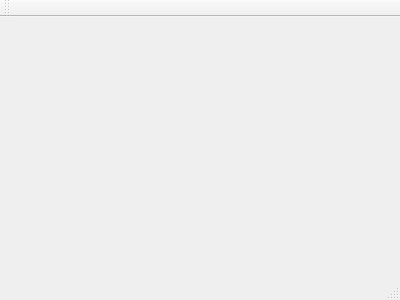
xidaozheng/juniorQT, file 07_QT_LoadView/07_QT_LoadView/mainwindow.ui: the form before one commit.
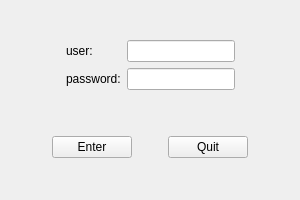
The form after the commit.

The edit to the form file:
```diff
--- a/07_QT_LoadView/07_QT_LoadView/mainwindow.ui
+++ b/07_QT_LoadView/07_QT_LoadView/mainwindow.ui
@@ -1,24 +1,188 @@
 <ui version="4.0">
  <class>MainWindow</class>
- <widget class="QMainWindow" name="MainWindow" >
-  <property name="geometry" >
+ <widget class="QMainWindow" name="MainWindow">
+  <property name="geometry">
    <rect>
     <x>0</x>
     <y>0</y>
-    <width>400</width>
-    <height>300</height>
+    <width>300</width>
+    <height>200</height>
    </rect>
   </property>
-  <property name="windowTitle" >
+  <property name="minimumSize">
+   <size>
+    <width>300</width>
+    <height>200</height>
+   </size>
+  </property>
+  <property name="maximumSize">
+   <size>
+    <width>300</width>
+    <height>200</height>
+   </size>
+  </property>
+  <property name="windowTitle">
    <string>MainWindow</string>
   </property>
-  <widget class="QMenuBar" name="menuBar" />
-  <widget class="QToolBar" name="mainToolBar" />
-  <widget class="QWidget" name="centralWidget" />
-  <widget class="QStatusBar" name="statusBar" />
+  <widget class="QWidget" name="centralWidget">
+   <layout class="QVBoxLayout" name="verticalLayout">
+    <item>
+     <widget class="QWidget" name="widget" native="true">
+      <property name="sizePolicy">
+       <sizepolicy hsizetype="Preferred" vsizetype="Fixed">
+        <horstretch>0</horstretch>
+        <verstretch>0</verstretch>
+       </sizepolicy>
+      </property>
+      <layout class="QGridLayout" name="gridLayout">
+       <item row="1" column="0">
+        <spacer name="horizontalSpacer_2">
+         <property name="orientation">
+          <enum>Qt::Horizontal</enum>
+         </property>
+         <property name="sizeHint" stdset="0">
+          <size>
+           <width>40</width>
+           <height>20</height>
+          </size>
+         </property>
+        </spacer>
+       </item>
+       <item row="0" column="0">
+        <spacer name="horizontalSpacer">
+         <property name="orientation">
+          <enum>Qt::Horizontal</enum>
+         </property>
+         <property name="sizeHint" stdset="0">
+          <size>
+           <width>40</width>
+           <height>20</height>
+          </size>
+         </property>
+        </spacer>
+       </item>
+       <item row="1" column="2">
+        <widget class="QLineEdit" name="lineEdit_2">
+         <property name="echoMode">
+          <enum>QLineEdit::Password</enum>
+         </property>
+        </widget>
+       </item>
+       <item row="1" column="3">
+        <spacer name="horizontalSpacer_4">
+         <property name="orientation">
+          <enum>Qt::Horizontal</enum>
+         </property>
+         <property name="sizeHint" stdset="0">
+          <size>
+           <width>40</width>
+           <height>20</height>
+          </size>
+         </property>
+        </spacer>
+       </item>
+       <item row="0" column="3">
+        <spacer name="horizontalSpacer_3">
+         <property name="orientation">
+          <enum>Qt::Horizontal</enum>
+         </property>
+         <property name="sizeHint" stdset="0">
+          <size>
+           <width>40</width>
+           <height>20</height>
+          </size>
+         </property>
+        </spacer>
+       </item>
+       <item row="0" column="2">
+        <widget class="QLineEdit" name="lineEdit"/>
+       </item>
+       <item row="0" column="1">
+        <widget class="QLabel" name="label">
+         <property name="text">
+          <string>user:</string>
+         </property>
+        </widget>
+       </item>
+       <item row="1" column="1">
+        <widget class="QLabel" name="label_2">
+         <property name="text">
+          <string>password:</string>
+         </property>
+        </widget>
+       </item>
+      </layout>
+     </widget>
+    </item>
+    <item>
+     <widget class="QWidget" name="widget_2" native="true">
+      <property name="sizePolicy">
+       <sizepolicy hsizetype="Preferred" vsizetype="Fixed">
+        <horstretch>0</horstretch>
+        <verstretch>0</verstretch>
+       </sizepolicy>
+      </property>
+      <layout class="QHBoxLayout" name="horizontalLayout">
+       <item>
+        <spacer name="horizontalSpacer_5">
+         <property name="orientation">
+          <enum>Qt::Horizontal</enum>
+         </property>
+         <property name="sizeHint" stdset="0">
+          <size>
+           <width>40</width>
+           <height>20</height>
+          </size>
+         </property>
+        </spacer>
+       </item>
+       <item>
+        <widget class="QPushButton" name="pushButton">
+         <property name="text">
+          <string>Enter</string>
+         </property>
+        </widget>
+       </item>
+       <item>
+        <spacer name="horizontalSpacer_6">
+         <property name="orientation">
+          <enum>Qt::Horizontal</enum>
+         </property>
+         <property name="sizeHint" stdset="0">
+          <size>
+           <width>40</width>
+           <height>20</height>
+          </size>
+         </property>
+        </spacer>
+       </item>
+       <item>
+        <widget class="QPushButton" name="pushButton_2">
+         <property name="text">
+          <string>Quit</string>
+         </property>
+        </widget>
+       </item>
+       <item>
+        <spacer name="horizontalSpacer_7">
+         <property name="orientation">
+          <enum>Qt::Horizontal</enum>
+         </property>
+         <property name="sizeHint" stdset="0">
+          <size>
+           <width>40</width>
+           <height>20</height>
+          </size>
+         </property>
+        </spacer>
+       </item>
+      </layout>
+     </widget>
+    </item>
+   </layout>
+  </widget>
  </widget>
- <layoutDefault spacing="6" margin="11" />
- <pixmapfunction></pixmapfunction>
+ <layoutdefault spacing="6" margin="11"/>
  <resources/>
  <connections/>
 </ui>
```
Left out of the diff: 1 changed line with no effect on the pictures.
